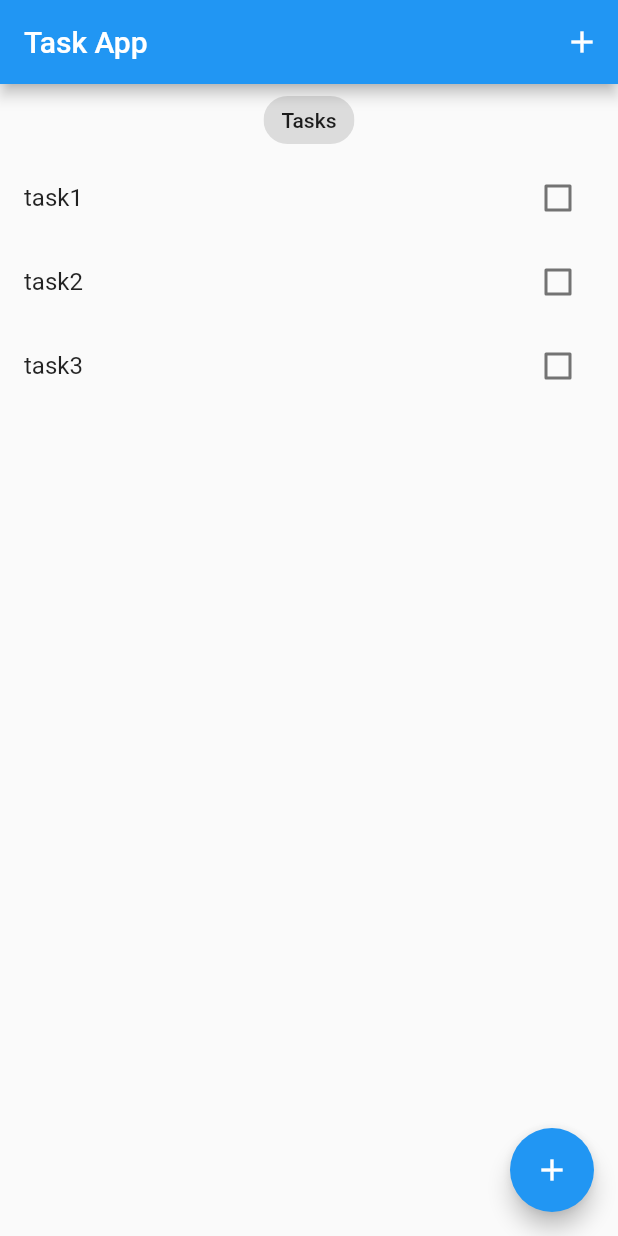
After one commit to staticGuru/Todoapp, a Flutter app: the screen it shows after launch, on a phone screen of 412 x 824 dp. The commit adds this screen. Run offline on Flutter 3.47's test engine with Material 2 defaults, Android fonts, the phone set to English and light mode, and no system bars; our stand-ins replace bloc, equatable.

Commit message:
make the separete widgets

```diff
--- a/lib/screens/tasks_screen.dart
+++ b/lib/screens/tasks_screen.dart
@@ -1,6 +1,7 @@
 import 'package:flutter/material.dart';
 
 import '../models/task.dart';
+import '../widgets/tasks_list.dart';
 
 class TasksScreen extends StatelessWidget {
   TasksScreen({Key? key}) : super(key: key);
@@ -26,17 +27,7 @@ class TasksScreen extends StatelessWidget {
           Center(
             child: Chip(label: Text('Tasks')),
           ),
-          Expanded(
-            child: ListView.builder(
-                itemCount: _tasksList.length,
-                itemBuilder: (context, index) {
-                  var task = _tasksList[index];
-                  return ListTile(
-                    title: Text(task.title),
-                    trailing: Checkbox(value: task.isDone, onChanged: (value) {}),
-                  );
-                }),
-          )
+          TasksList(tasksList: _tasksList)
         ],
       ),
       floatingActionButton: FloatingActionButton(
--- /dev/null
+++ b/lib/widgets/tasks_list.dart
@@ -0,0 +1,28 @@
+
+import 'package:flutter/material.dart';
+
+import '../models/task.dart';
+
+class TasksList extends StatelessWidget {
+  const TasksList({
+    Key? key,
+    required List<Task> tasksList,
+  }) : _tasksList = tasksList, super(key: key);
+
+  final List<Task> _tasksList;
+
+  @override
+  Widget build(BuildContext context) {
+    return Expanded(
+      child: ListView.builder(
+          itemCount: _tasksList.length,
+          itemBuilder: (context, index) {
+            var task = _tasksList[index];
+            return ListTile(
+              title: Text(task.title),
+              trailing: Checkbox(value: task.isDone, onChanged: (value) {}),
+            );
+          }),
+    );
+  }
+}
```
